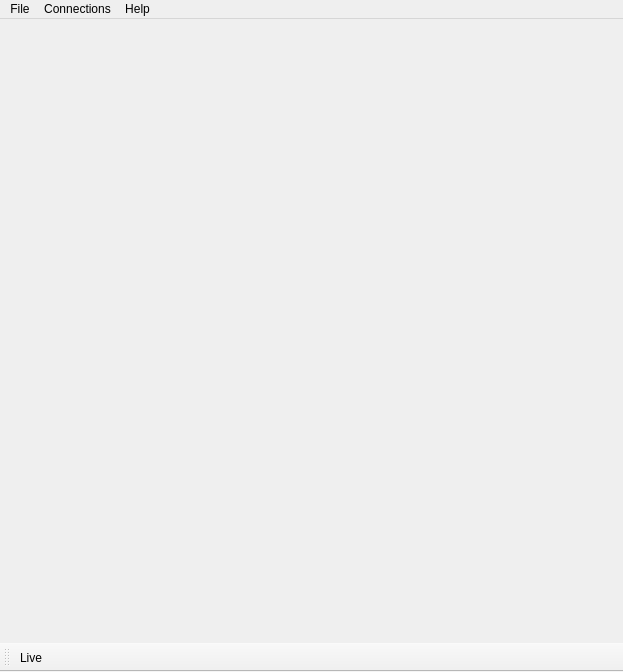
First picture: the form in SEGUIApp/Resources/QtUi/SEGUIApp.ui, repository wdznak/SEGUIApp, before the edit.
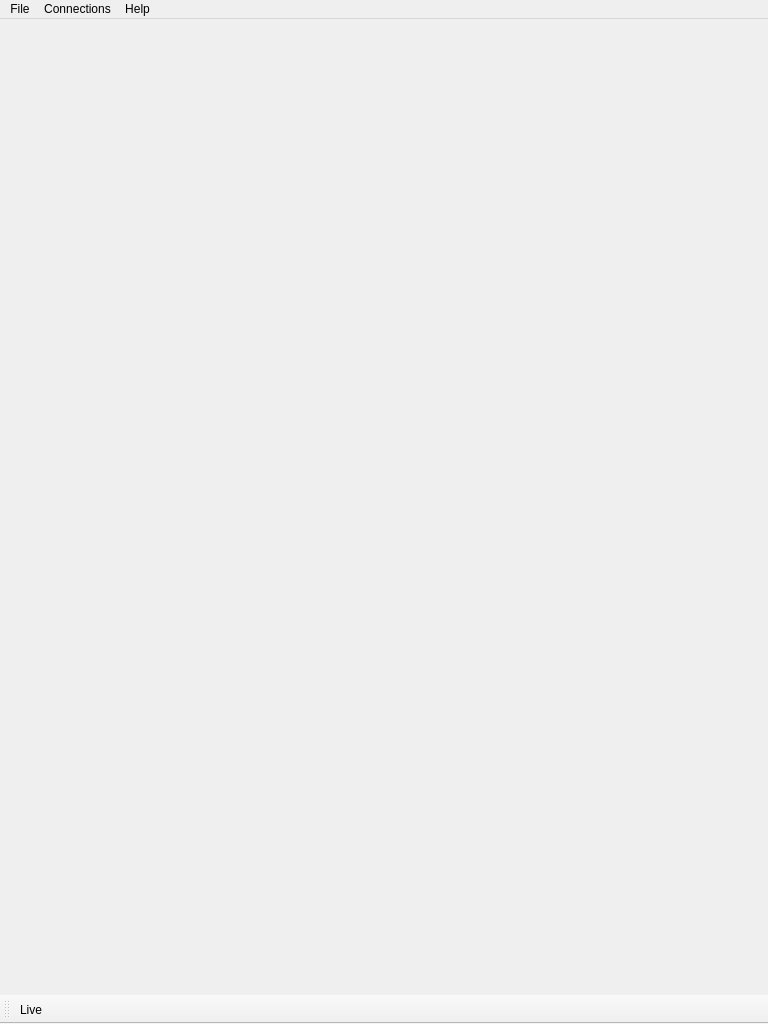
Second picture: the form after the edit.

Diff of the .ui file:
```diff
--- a/SEGUIApp/Resources/QtUi/SEGUIApp.ui
+++ b/SEGUIApp/Resources/QtUi/SEGUIApp.ui
@@ -6,8 +6,8 @@
    <rect>
     <x>0</x>
     <y>0</y>
-    <width>623</width>
-    <height>672</height>
+    <width>768</width>
+    <height>1024</height>
    </rect>
   </property>
   <property name="windowTitle">
@@ -49,7 +49,7 @@
     <rect>
      <x>0</x>
      <y>0</y>
-     <width>623</width>
+     <width>768</width>
      <height>21</height>
     </rect>
    </property>
```
